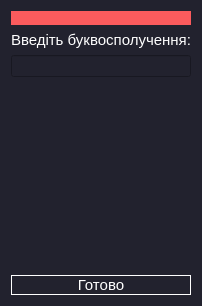
Above: selectLetters.ui from NonExistentUsername/proctica before the change. Below: the same form after it.
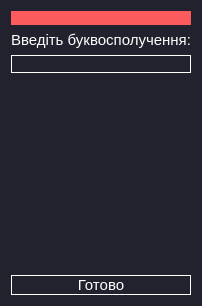
That is the form after the change. Icons and pictures are not drawn.

Patch:
```diff
--- a/selectLetters.ui
+++ b/selectLetters.ui
@@ -59,7 +59,11 @@
     </widget>
    </item>
    <item>
-    <widget class="QLineEdit" name="lineEdit"/>
+    <widget class="QLineEdit" name="lineEdit">
+     <property name="styleSheet">
+      <string notr="true">border:1px solid white;</string>
+     </property>
+    </widget>
    </item>
    <item>
     <layout class="QVBoxLayout" name="verticalLayout">
```
